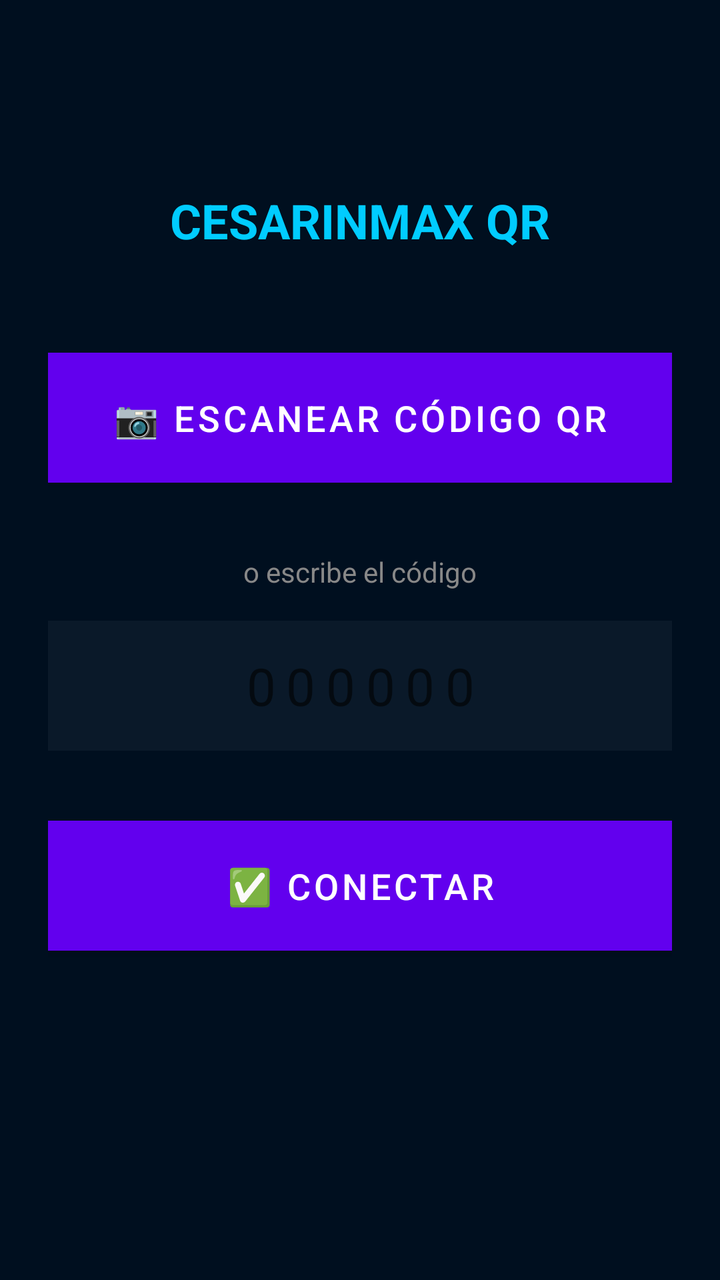
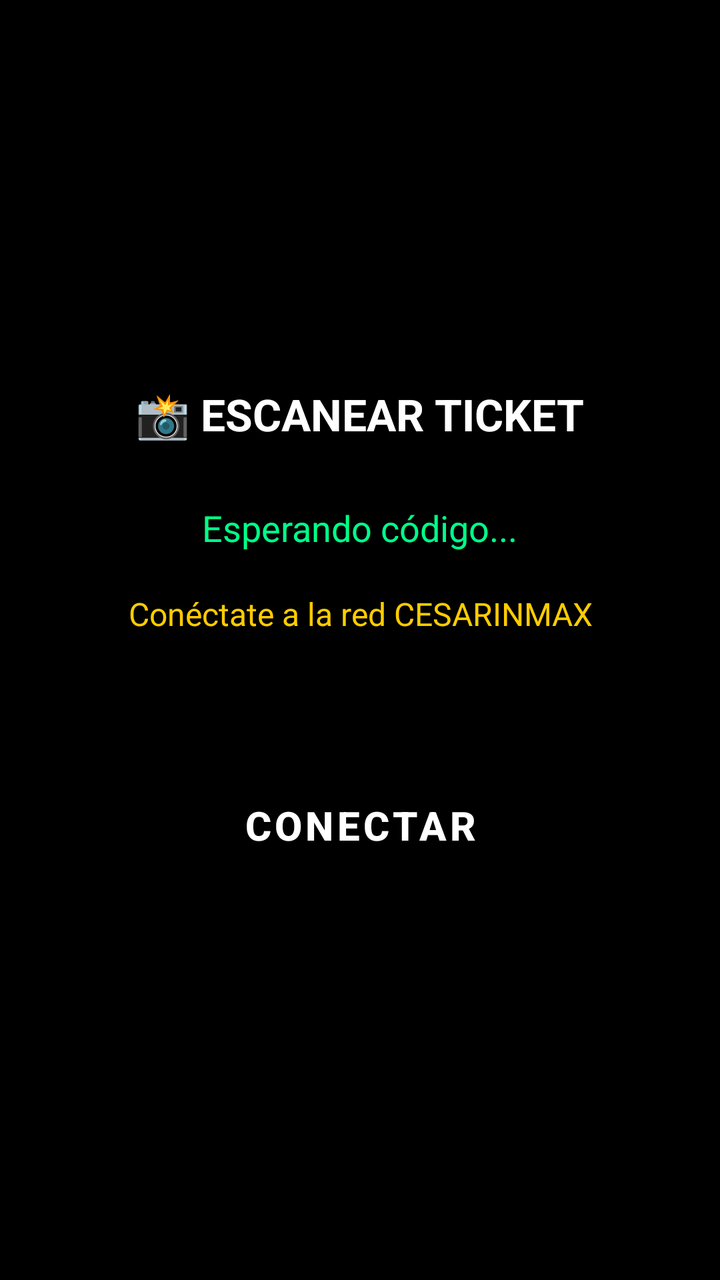

Two renders of the same Android screen: before a commit and after it. Below are the layout's source before the change and the commit's diff.
<!-- AndroidManifest.xml: fallback theme Theme.MaterialComponents.DayNight.NoActionBar -->
<!-- res/layout/activity_main.xml -->
<?xml version="1.0" encoding="utf-8"?>
<LinearLayout xmlns:android="http://schemas.android.com/apk/res/android"
    android:layout_width="match_parent"
    android:layout_height="match_parent"
    android:orientation="vertical"
    android:background="#000F1F"
    android:padding="24dp"
    android:gravity="center_horizontal">

    <TextView
        android:layout_width="wrap_content"
        android:layout_height="wrap_content"
        android:text="CESARINMAX QR"
        android:textColor="#00CCFF"
        android:textSize="24sp"
        android:textStyle="bold"
        android:layout_marginTop="70dp"
        android:layout_marginBottom="50dp"/>

    
    <Button
        android:id="@+id/btnEscanear"
        android:layout_width="match_parent"
        android:layout_height="65dp"
        android:text="📷 ESCANEAR CÓDIGO QR"
        android:textSize="18sp"
        android:background="#1A73E8"
        android:textColor="#FFFFFF"
        android:layout_marginBottom="35dp"/>

    <TextView
        android:layout_width="wrap_content"
        android:layout_height="wrap_content"
        android:text="o escribe el código"
        android:textColor="#888888"
        android:layout_marginBottom="15dp"/>

    
    <EditText
        android:id="@+id/etCodigo"
        android:layout_width="match_parent"
        android:layout_height="65dp"
        android:hint="000000"
        android:maxLength="6"
        android:inputType="number"
        android:gravity="center"
        android:textSize="26sp"
        android:letterSpacing="0.2"
        android:background="#0A1929"
        android:textColor="#FFFFFF"
        android:padding="12dp"
        android:layout_marginBottom="35dp"/>

    
    <Button
        android:id="@+id/btnConectar"
        android:layout_width="match_parent"
        android:layout_height="65dp"
        android:text="✅ CONECTAR"
        android:textSize="18sp"
        android:background="#009933"
        android:textColor="#FFFFFF"/>

</LinearLayout>
<!-- resources referenced by this layout -->
<resources>

</resources>

<!-- the commit's change to res/layout/activity_main.xml (unified diff, before → after) -->
@@ -2,63 +2,49 @@
 <LinearLayout xmlns:android="http://schemas.android.com/apk/res/android"
     android:layout_width="match_parent"
     android:layout_height="match_parent"
+    android:background="#000000"
     android:orientation="vertical"
-    android:background="#000F1F"
-    android:padding="24dp"
-    android:gravity="center_horizontal">
+    android:gravity="center"
+    android:padding="24dp">
 
     <TextView
         android:layout_width="wrap_content"
         android:layout_height="wrap_content"
-        android:text="CESARINMAX QR"
-        android:textColor="#00CCFF"
-        android:textSize="24sp"
+        android:text="📸 ESCANEAR TICKET"
+        android:textColor="#FFFFFF"
+        android:textSize="22sp"
         android:textStyle="bold"
-        android:layout_marginTop="70dp"
-        android:layout_marginBottom="50dp"/>
-
-    
-    <Button
-        android:id="@+id/btnEscanear"
-        android:layout_width="match_parent"
-        android:layout_height="65dp"
-        android:text="📷 ESCANEAR CÓDIGO QR"
-        android:textSize="18sp"
-        android:background="#1A73E8"
-        android:textColor="#FFFFFF"
-        android:layout_marginBottom="35dp"/>
+        android:layout_marginBottom="30dp"/>
 
     <TextView
+        android:id="@+id/tvCodigo"
         android:layout_width="wrap_content"
         android:layout_height="wrap_content"
-        android:text="o escribe el código"
-        android:textColor="#888888"
-        android:layout_marginBottom="15dp"/>
+        android:text="Esperando código..."
+        android:textColor="#00FF88"
+        android:textSize="18sp"
+        android:layout_marginBottom="20dp"/>
 
-    
-    <EditText
-        android:id="@+id/etCodigo"
-        android:layout_width="match_parent"
-        android:layout_height="65dp"
-        android:hint="000000"
-        android:maxLength="6"
-        android:inputType="number"
+    <TextView
+        android:id="@+id/tvEstado"
+        android:layout_width="wrap_content"
+        android:layout_height="wrap_content"
+        android:text="Conéctate a la red CESARINMAX"
+        android:textColor="#FFCC00"
+        android:textSize="16sp"
         android:gravity="center"
-        android:textSize="26sp"
-        android:letterSpacing="0.2"
-        android:background="#0A1929"
-        android:textColor="#FFFFFF"
-        android:padding="12dp"
-        android:layout_marginBottom="35dp"/>
+        android:layout_marginBottom="40dp"/>
 
-    
     <Button
         android:id="@+id/btnConectar"
         android:layout_width="match_parent"
-        android:layout_height="65dp"
-        android:text="✅ CONECTAR"
-        android:textSize="18sp"
-        android:background="#009933"
-        android:textColor="#FFFFFF"/>
+        android:layout_height="70dp"
+        android:text="CONECTAR"
+        android:background="#D32F2F"
+        android:textColor="#FFFFFF"
+        android:textSize="20sp"
+        android:textStyle="bold"
+        android:layout_marginTop="20dp"
+        android:enabled="false"/>
 
 </LinearLayout>
